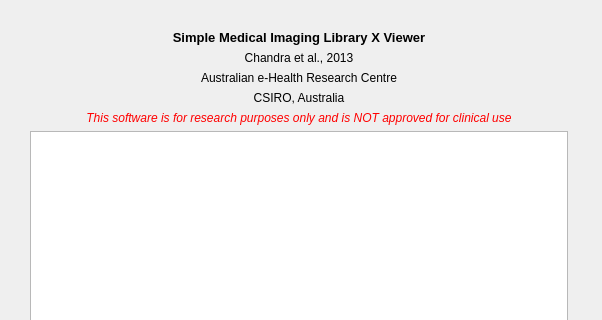
Before: the Qt Designer form ui/about.ui in shakes76/smili, drawn with Qt 5; both pictures show x 0 to 602 and y 0 to 320 of the 602 by 609 pixel window.
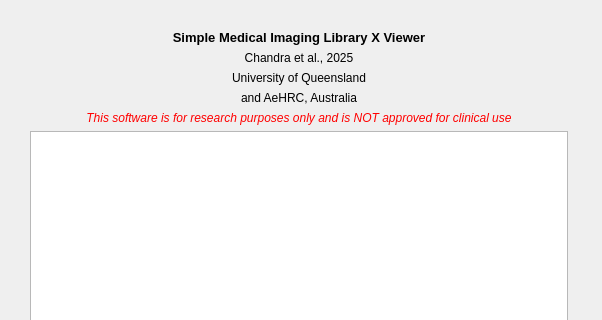
After: the same form once the commit is applied. Icons and pictures are not drawn.

Commit message: Fixed ITK 4 support broken after recent ITK 5 changes Updated about UI after so many years Other ITK 5 support for model app, not needed.

What changed in the file:
```diff
--- a/ui/about.ui
+++ b/ui/about.ui
@@ -65,7 +65,7 @@
     <item>
      <widget class="QLabel" name="lblAuthor">
       <property name="text">
-       <string>Chandra et al., 2013</string>
+       <string>Chandra et al., 2025</string>
       </property>
       <property name="alignment">
        <set>Qt::AlignCenter</set>
@@ -75,7 +75,7 @@
     <item>
      <widget class="QLabel" name="lblCentre">
       <property name="text">
-       <string>Australian e-Health Research Centre</string>
+       <string>University of Queensland</string>
       </property>
       <property name="alignment">
        <set>Qt::AlignCenter</set>
@@ -85,7 +85,7 @@
     <item>
      <widget class="QLabel" name="lblLocation">
       <property name="text">
-       <string>CSIRO, Australia</string>
+       <string>and AeHRC, Australia</string>
       </property>
       <property name="alignment">
        <set>Qt::AlignCenter</set>
```
The commit also changes 2 other files.
